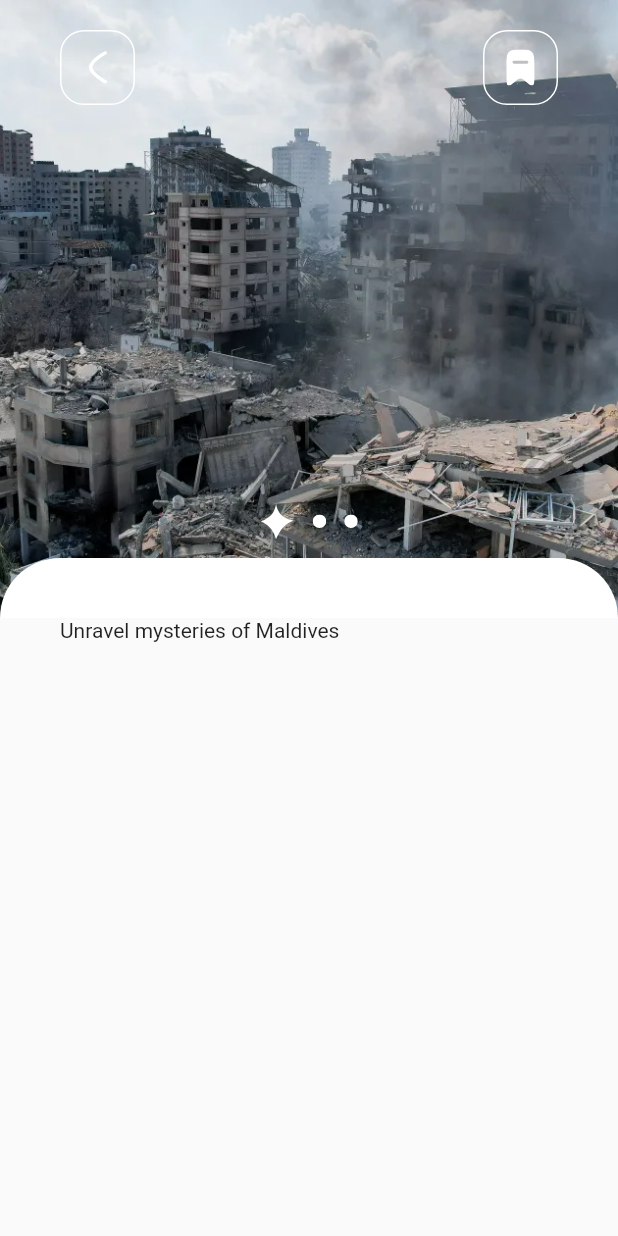
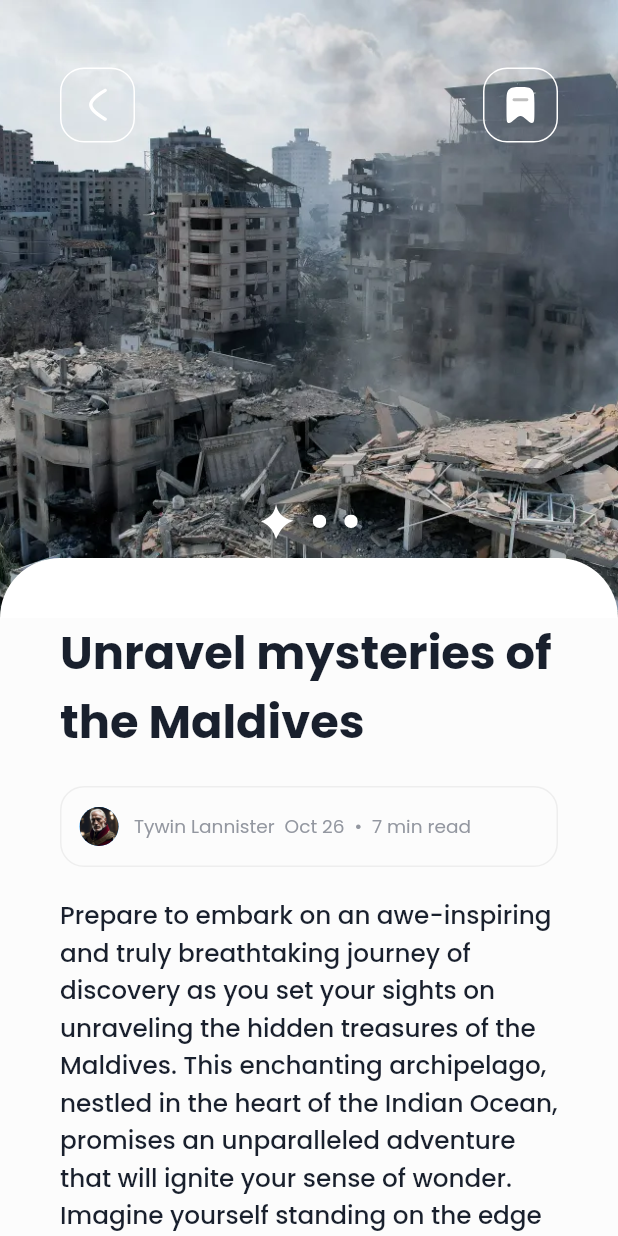
Before and after one commit to harleymamalias/news_app, a Flutter app: the NewsDetailsScreen screen opened directly with sample values from the repository, swiped to page 2, on a phone screen of 412 x 824 dp. Run offline on Flutter 3.47's test engine with Material 2 defaults, Android fonts, the light colour scheme and no system bars; drawn by our look-alikes of carousel_slider; our stand-ins replace flutter_svg, google_fonts.

Commit message:
retrieved and displayed news details from news section

```diff
--- a/lib/models/news_details_data.dart
+++ b/lib/models/news_details_data.dart
@@ -9,7 +9,7 @@ class NewsDetailsData {
   final String authorLastName;
   final String authorProfile;
   final String datePublished;
-  final int minutesPosted;
+  final String minutesPosted;
   final String description;
 
   NewsDetailsData({
@@ -35,13 +35,14 @@ List<NewsDetailsData> newsDataList = [
       'assets/hawai-beach.jpg',
       'assets/ai-event.jpg'
     ],
-    newsTitle: 'Unravel mysteries of Maldives',
+    newsTitle: 'Unravel mysteries of the Maldives',
     authorProfile: newsAuthorItems[0].authorProfile,
     authorFirstName: newsAuthorItems[0].authorFirstName,
     authorLastName: newsAuthorItems[0].authorLastName,
-    datePublished: 'Oct 26, 2023',
-    minutesPosted: 30,
-    description: 'This is a sample news description for the first news item.',
+    datePublished: 'Oct 26',
+    minutesPosted: '7 min read',
+    description:
+        'Prepare to embark on an awe-inspiring and truly breathtaking journey of discovery as you set your sights on unraveling the hidden treasures of the Maldives. This enchanting archipelago, nestled in the heart of the Indian Ocean, promises an unparalleled adventure that will ignite your sense of wonder. Imagine yourself standing on the edge of white sandy beaches, gazing out at the endless horizon where the sky meets the ocean in perfect harmony. \n \nDive into the crystal-clear, turquoise waters that envelope you, offering a warm and welcoming embrace. As you descend beneath the surface, you\'ll discover a mesmerizing underwater world filled with vibrant coral reefs that are nothing short of a living masterpiece. These reefs are a haven for marine life, and you\'ll have the privilege of encountering a stunning array of creatures, from the graceful sea turtles to the colorful schools of fish that dance around the corals.',
   ),
   NewsDetailsData(
     mainCoverPhoto: 'assets/hawai-beach.jpg',
@@ -56,7 +57,7 @@ List<NewsDetailsData> newsDataList = [
     authorFirstName: newsAuthorItems[1].authorFirstName,
     authorLastName: newsAuthorItems[1].authorLastName,
     datePublished: 'Oct 25, 2023',
-    minutesPosted: 45,
+    minutesPosted: '7 min read',
     description: 'This is a sample news description for the second news item.',
   ),
   NewsDetailsData(
@@ -72,7 +73,7 @@ List<NewsDetailsData> newsDataList = [
     authorFirstName: newsAuthorItems[0].authorFirstName,
     authorLastName: newsAuthorItems[0].authorLastName,
     datePublished: 'Oct 26, 2023',
-    minutesPosted: 30,
+    minutesPosted: '7 min read',
     description: 'This is a sample news description for the first news item.',
   ),
   NewsDetailsData(
@@ -88,7 +89,7 @@ List<NewsDetailsData> newsDataList = [
     authorFirstName: newsAuthorItems[1].authorFirstName,
     authorLastName: newsAuthorItems[1].authorLastName,
     datePublished: 'Oct 25, 2023',
-    minutesPosted: 45,
+    minutesPosted: '7 min read',
     description: 'This is a sample news description for the second news item.',
   ),
 ];
--- a/lib/screens/news_details_screen.dart
+++ b/lib/screens/news_details_screen.dart
@@ -1,5 +1,6 @@
 import 'package:flutter/material.dart';
 import 'package:flutter_svg/svg.dart';
+import 'package:google_fonts/google_fonts.dart';
 import 'package:news_app/models/news_details_data.dart';
 import 'package:news_app/size-configuration.dart';
 import 'package:news_app/widgets/full_screen_slider.dart';
@@ -21,8 +22,8 @@ class _NewsDetailsScreenState extends State<NewsDetailsScreen> {
   @override
   Widget build(BuildContext context) {
     SizeConfiguration().init(context);
-    return SafeArea(
-      child: Scaffold(
+    return Scaffold(
+      backgroundColor: const Color(0xFFFCFCFC),
       body: SingleChildScrollView(
         child: Column(
           mainAxisAlignment: MainAxisAlignment.start,
@@ -32,7 +33,8 @@ class _NewsDetailsScreenState extends State<NewsDetailsScreen> {
               height: SizeConfiguration.blockSizeVertical! * 50,
               child: Stack(
                 children: [
-                    FullScreenSlider(carouselItems: widget.newsDetailsData.carouselItems),
+                  FullScreenSlider(
+                      carouselItems: widget.newsDetailsData.carouselItems),
                   Align(
                     alignment: Alignment.bottomCenter,
                     child: Container(
@@ -52,7 +54,7 @@ class _NewsDetailsScreenState extends State<NewsDetailsScreen> {
                     child: Padding(
                       padding: const EdgeInsets.symmetric(
                         horizontal: 40,
-                          vertical: 20,
+                        vertical: 45,
                       ),
                       child: Row(
                         mainAxisAlignment: MainAxisAlignment.spaceBetween,
@@ -67,7 +69,8 @@ class _NewsDetailsScreenState extends State<NewsDetailsScreen> {
                               ),
                             ),
                             padding: const EdgeInsets.all(12),
-                              child: SvgPicture.asset('assets/arrow_back_icon.svg'),
+                            child:
+                                SvgPicture.asset('assets/arrow_back_icon.svg'),
                           ),
                           Container(
                             height: 50,
@@ -79,7 +82,8 @@ class _NewsDetailsScreenState extends State<NewsDetailsScreen> {
                               ),
                             ),
                             padding: const EdgeInsets.all(12),
-                              child: SvgPicture.asset('assets/bookmark_white_icon.svg'),
+                            child: SvgPicture.asset(
+                                'assets/bookmark_white_icon.svg'),
                           ),
                         ],
                       ),
@@ -90,10 +94,77 @@ class _NewsDetailsScreenState extends State<NewsDetailsScreen> {
             ),
             Padding(
               padding: const EdgeInsets.symmetric(horizontal: 40),
-                child: Text(widget.newsDetailsData.newsTitle),
+              child: Text(
+                widget.newsDetailsData.newsTitle,
+                style: GoogleFonts.poppins(
+                  textStyle: TextStyle(
+                    color: const Color(0xFF19202D),
+                    fontSize: SizeConfiguration.blockSizeHorizontal! * 7.5,
+                    fontWeight: FontWeight.w700,
+                    height: 0,
+                  ),
+                ),
+              ),
+            ),
+            Container(
+              margin: const EdgeInsets.symmetric(horizontal: 40, vertical: 20),
+              height: 54,
+              width: double.infinity,
+              decoration: BoxDecoration(
+                borderRadius: BorderRadius.circular(16),
+                border: Border.all(
+                  color: const Color(0xFFEEEEEE),
+                ),
+              ),
+              child: Row(
+                children: [
+                  SizedBox(
+                    width: 12,
+                  ),
+                  CircleAvatar(
+                    radius: 13,
+                    backgroundColor: Colors.blue,
+                    backgroundImage: AssetImage(widget.newsDetailsData.authorProfile),
+                  ),
+                  SizedBox(
+                    width: SizeConfiguration.blockSizeHorizontal! * 2.5,
+                  ),
+                  Text(
+                    '${widget.newsDetailsData.authorFirstName} ${widget.newsDetailsData.authorLastName}  ${widget.newsDetailsData.datePublished}  •  ${widget.newsDetailsData.minutesPosted}',
+                    style: GoogleFonts.poppins(
+                      textStyle: TextStyle(
+                        color: const Color(0xFF9397A0),
+                        fontSize: SizeConfiguration.blockSizeHorizontal! * 3,
+                        fontWeight: FontWeight.w400,
+                        height: 0,
+                      ),
+                    ),
+                    maxLines: 1,
+                    overflow: TextOverflow.ellipsis,
                   ),
                 ],
               ),
+            ),
+            Padding(
+              padding: const EdgeInsets.symmetric(
+                horizontal: 40,
+              ),
+              child: Text(
+                widget.newsDetailsData.description,
+                style: GoogleFonts.poppins(
+                  textStyle: TextStyle(
+                    color: Color(0xFF19202D),
+                    fontSize: SizeConfiguration.blockSizeHorizontal! * 4,
+                    fontWeight: FontWeight.w500,
+                    height: 0,
+                  ),
+                ),
+              ),
+            ),
+            SizedBox(
+              height: SizeConfiguration.blockSizeHorizontal! * 5,
+            ),
+          ],
         ),
       ),
     );
```
Lines whose indentation alone changed are shown as unchanged.
